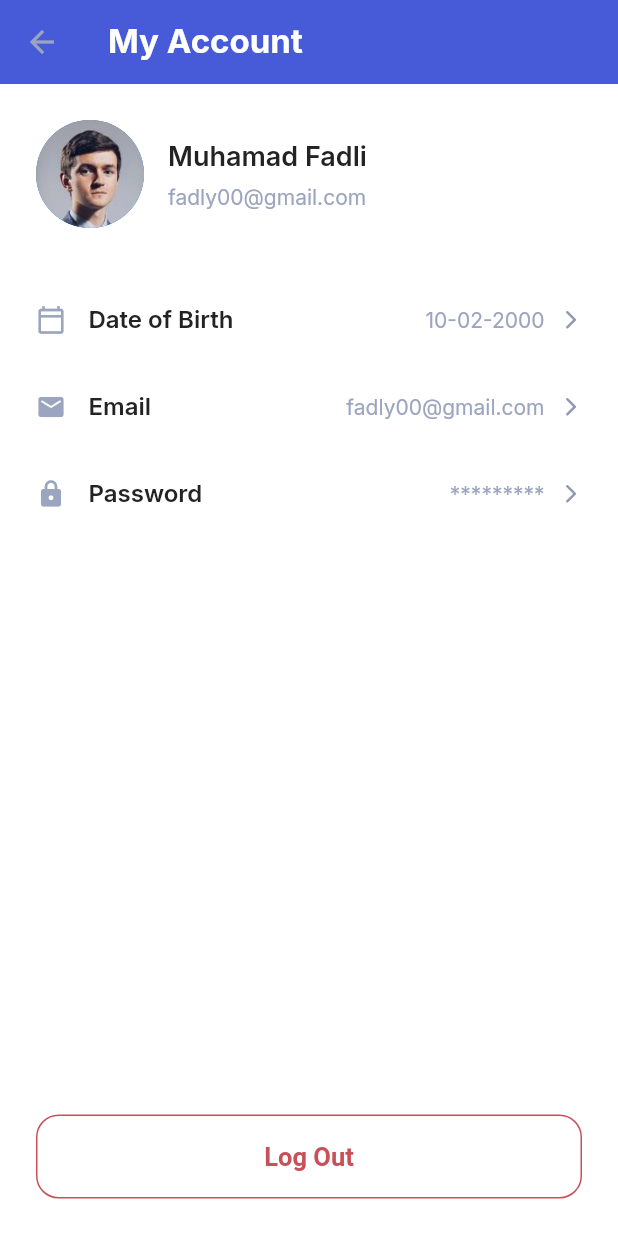
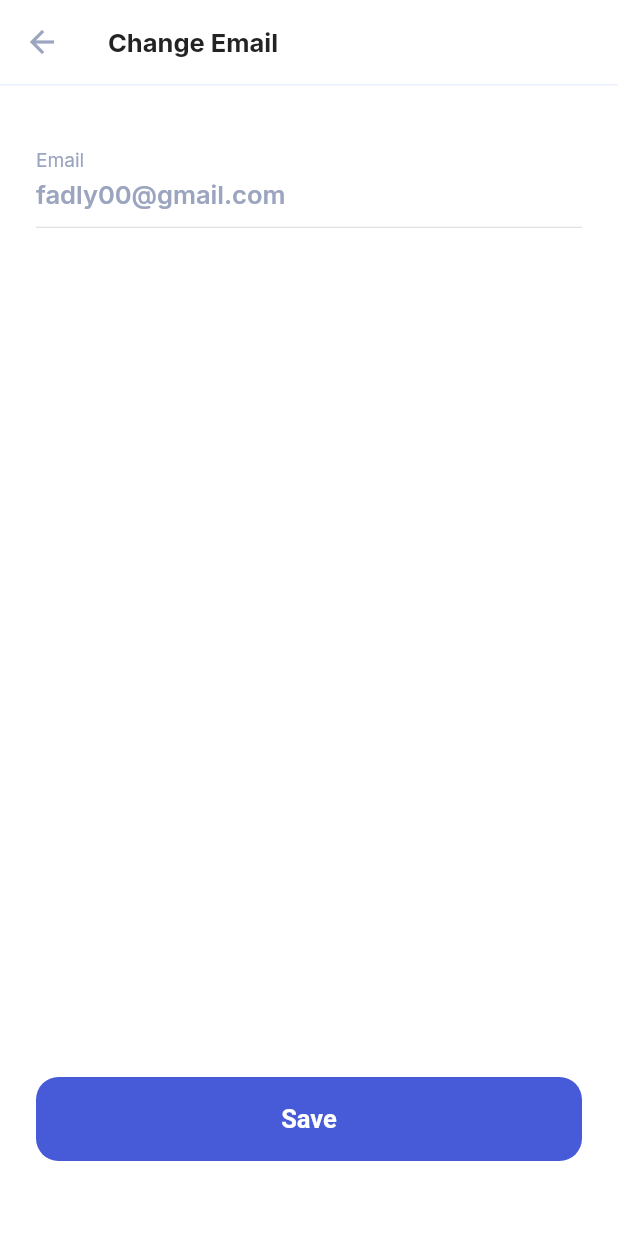
Before and after one commit to Manuelkpatsu/job_finder_app, a Flutter app: the ProfileScreen screen opened by its route, after a tap on "Email", on a phone screen of 412 x 824 dp. Run offline on Flutter 3.47's test engine with Material 2 defaults, Android fonts, the phone set to English and light mode, and no system bars; our stand-ins replace equatable, google_fonts.

Commit message:
Implement change email screen

```diff
--- a/lib/router.dart
+++ b/lib/router.dart
@@ -6,6 +6,7 @@ import 'screens/main/app.dart';
 import 'screens/main/application/application_screen.dart';
 import 'screens/main/bookmarks/bookmarks_screen.dart';
 import 'screens/main/home/home_screen.dart';
+import 'screens/main/profile/change_email/change_email_screen.dart';
 import 'screens/main/profile/change_name/change_name_screen.dart';
 import 'screens/main/profile/profile_screen.dart';
 import 'screens/splash/splash_screen.dart';
@@ -35,6 +36,9 @@ class AppRouter {
       case ChangeNameScreen.routeName:
         String argument = settings.arguments as String;
         return MaterialPageRoute(builder: (_) => ChangeNameScreen(argument: argument));
+      case ChangeEmailScreen.routeName:
+        String argument = settings.arguments as String;
+        return MaterialPageRoute(builder: (_) => ChangeEmailScreen(argument: argument));
       default:
         return MaterialPageRoute(
           builder: (_) => Scaffold(
--- /dev/null
+++ b/lib/screens/main/profile/change_email/change_email_screen.dart
@@ -0,0 +1,85 @@
+import 'package:flutter/material.dart';
+import 'package:job_finder_app/screens/widgets/app_bar_divider.dart';
+import 'package:job_finder_app/screens/widgets/custom_button.dart';
+import 'package:job_finder_app/screens/widgets/text_input_field.dart';
+import 'package:job_finder_app/utils/validator.dart';
+
+import 'widgets/change_email_text.dart';
+
+class ChangeEmailScreen extends StatefulWidget {
+  final String argument;
+
+  static const routeName = '/change_email';
+
+  const ChangeEmailScreen({Key? key, required this.argument}) : super(key: key);
+
+  @override
+  State<ChangeEmailScreen> createState() => _ChangeEmailScreenState();
+}
+
+class _ChangeEmailScreenState extends State<ChangeEmailScreen> {
+  final TextEditingController _emailController = TextEditingController();
+  final _changeEmailFormKey = GlobalKey<FormState>();
+
+  @override
+  void initState() {
+    _emailController.text = widget.argument;
+    super.initState();
+  }
+
+  @override
+  void dispose() {
+    _emailController.dispose();
+    super.dispose();
+  }
+
+  @override
+  Widget build(BuildContext context) {
+    return Scaffold(
+      appBar: AppBar(
+        title: const ChangeEmailText(),
+        centerTitle: false,
+        bottom: const AppBarDivider(),
+      ),
+      body: LayoutBuilder(builder: (context, constraints) {
+        return SingleChildScrollView(
+          padding: const EdgeInsets.symmetric(horizontal: 24),
+          child: ConstrainedBox(
+            constraints: BoxConstraints(
+              minWidth: constraints.maxWidth,
+              minHeight: constraints.maxHeight,
+            ),
+            child: IntrinsicHeight(
+              child: Form(
+                key: _changeEmailFormKey,
+                autovalidateMode: AutovalidateMode.onUserInteraction,
+                child: Column(
+                  children: [
+                    const SizedBox(height: 32),
+                    TextInputField(
+                      controller: _emailController,
+                      labelText: 'Email',
+                      inputType: TextInputType.emailAddress,
+                      inputAction: TextInputAction.done,
+                      validator: Validator.email,
+                    ),
+                    const Spacer(),
+                    CustomButton(
+                      onPressed: () {
+                        if (_changeEmailFormKey.currentState!.validate()) {
+                          Navigator.of(context).pop();
+                        }
+                      },
+                      widget: const Text('Save'),
+                    ),
+                    const SizedBox(height: 50),
+                  ],
+                ),
+              ),
+            ),
+          ),
+        );
+      }),
+    );
+  }
+}
--- /dev/null
+++ b/lib/screens/main/profile/change_email/widgets/change_email_text.dart
@@ -0,0 +1,19 @@
+import 'package:flutter/material.dart';
+import 'package:job_finder_app/theme/custom_color.dart';
+
+class ChangeEmailText extends StatelessWidget {
+  const ChangeEmailText({Key? key}) : super(key: key);
+
+  @override
+  Widget build(BuildContext context) {
+    return const Text(
+      'Change Email',
+      style: TextStyle(
+        color: CustomColor.titleColor,
+        fontSize: 17,
+        fontWeight: FontWeight.w700,
+        height: 1.24,
+      ),
+    );
+  }
+}
--- a/lib/screens/main/profile/profile_screen.dart
+++ b/lib/screens/main/profile/profile_screen.dart
@@ -4,6 +4,7 @@ import 'package:intl/intl.dart';
 import 'package:job_finder_app/models/profile_item.dart';
 import 'package:job_finder_app/theme/custom_color.dart';
 
+import 'change_email/change_email_screen.dart';
 import 'change_name/change_name_screen.dart';
 import 'widgets/account_email_text.dart';
 import 'widgets/account_name_text.dart';
@@ -35,7 +36,12 @@ class ProfileScreen extends StatelessWidget {
         icon: Icons.email_rounded,
         title: 'Email',
         info: email,
-        onTap: () {},
+        onTap: () {
+          Navigator.of(context).pushNamed(
+            ChangeEmailScreen.routeName,
+            arguments: email,
+          );
+        },
       ),
       ProfileItem(
         icon: Icons.lock_rounded,
```
